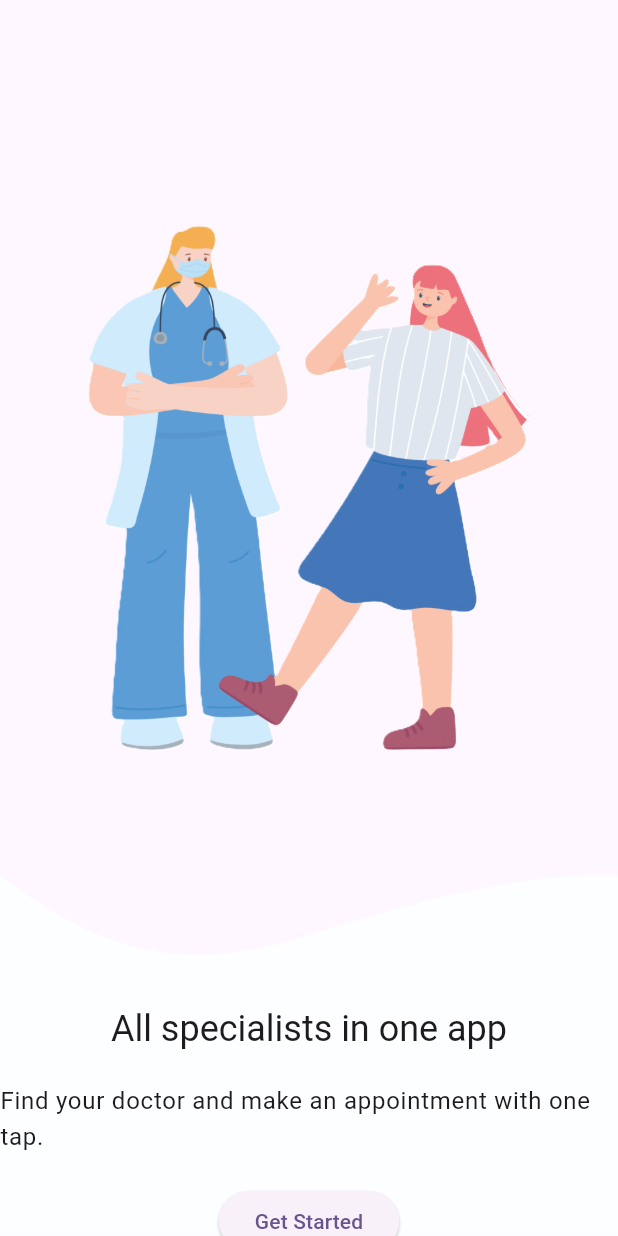
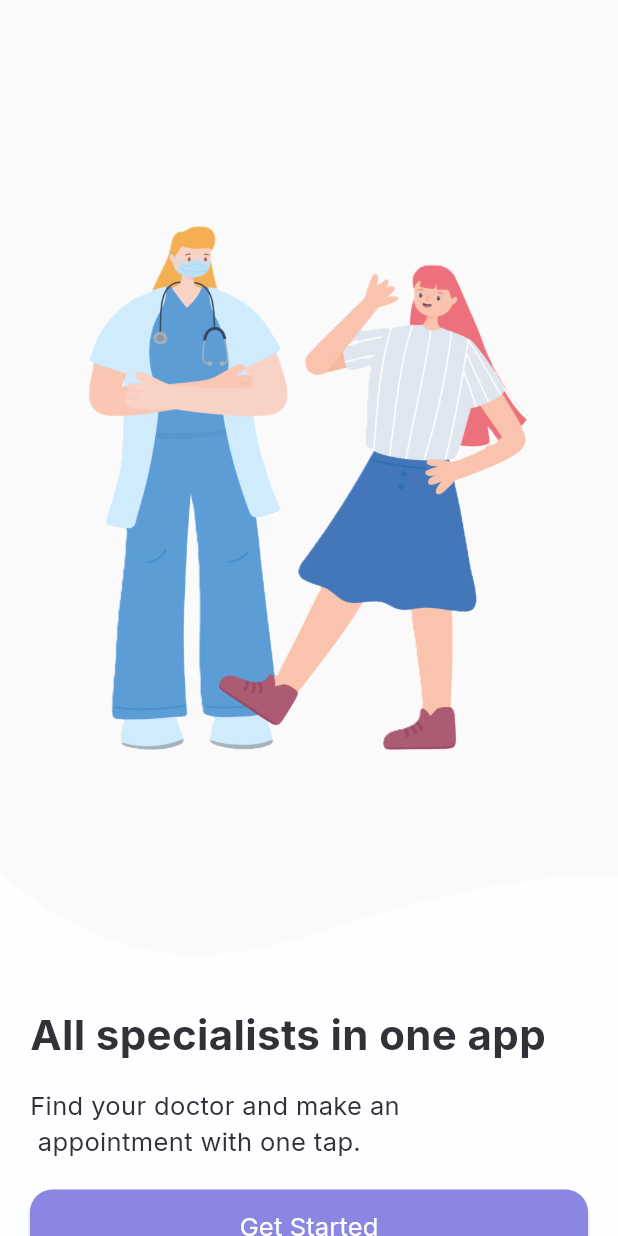
Before and after one commit to bens1001/medical_app_ui, a Flutter app: the screen it shows after launch, on a phone screen of 412 x 824 dp. Run offline on Flutter 3.47's test engine with Material 3 defaults, Android fonts, the phone set to English and light mode, and no system bars; our stand-ins replace get.

Commit message:
make onboarding screen

```diff
--- a/lib/modules/home/view.dart
+++ b/lib/modules/home/view.dart
@@ -1,6 +1,7 @@
 import 'package:flutter/material.dart';
 
 class HomeScreen extends StatelessWidget {
+  const HomeScreen({super.key});
   @override
   Widget build(BuildContext context) {
     return Scaffold(
--- a/lib/modules/onboarding/view.dart
+++ b/lib/modules/onboarding/view.dart
@@ -1,11 +1,13 @@
 import 'package:flutter/material.dart';
-// import 'package:get/get.dart';
+import 'package:get/get.dart';
+import 'package:medical_app_ui/modules/home/view.dart';
 
 class OnboardingScreen extends StatelessWidget {
   const OnboardingScreen({super.key});
   @override
   Widget build(BuildContext context) {
     return Scaffold(
+      backgroundColor: const Color.fromARGB(255, 250, 250, 250),
       body: Stack(
         children: [
           Image.asset(
@@ -14,36 +16,70 @@
             height: double.infinity,
             width: double.infinity,
             alignment: Alignment.center,
-            color: Color.fromARGB(255, 252, 254, 255),
+            color: const Color.fromARGB(255, 252, 254, 255),
           ),
           Column(
             mainAxisAlignment: MainAxisAlignment.end,
+            crossAxisAlignment: CrossAxisAlignment.start,
             children: [
               Image.asset(
                 'assets/images/doctor-1.png',
                 height: 650,
                 width: 650,
               ),
-              const SizedBox(height: 20),
-              Text(
-                'All specialists in one app',
-                style: Theme.of(context).textTheme.headline5,
-                textAlign: TextAlign.start,
+              const Padding(
+                padding: EdgeInsets.only(left: 20, top: 20),
+                child: Text(
+                  'All specialists in one app',
+                  style: TextStyle(
+                    fontFamily: 'Inter',
+                    fontWeight: FontWeight.bold,
+                    fontSize: 28,
+                    color: Color.fromARGB(255, 50, 49, 58),
+                  ),
+                  textAlign: TextAlign.start,
+                ),
               ),
-              const SizedBox(height: 20),
-              Text(
-                'Find your doctor and make an appointment with one tap.',
-                style: Theme.of(context).textTheme.bodyText1,
-                textAlign: TextAlign.start,
+              const Padding(
+                padding: EdgeInsets.only(left: 20, top: 15, bottom: 20),
+                child: Text(
+                  'Find your doctor and make an\n appointment with one tap.',
+                  style: TextStyle(
+                    fontFamily: 'Inter',
+                    fontWeight: FontWeight.normal,
+                    fontSize: 17,
+                    color: Color.fromARGB(255, 50, 49, 58),
+                  ),
+                  textAlign: TextAlign.start,
+                ),
               ),
-              const SizedBox(height: 20),
-              ElevatedButton(
-                onPressed: () {
-                  // Get.toNamed('/home');
-                },
-                child: const Text('Get Started'),
+              Padding(
+                padding: const EdgeInsets.only(left: 20, right: 20, bottom: 35),
+                child: SizedBox(
+                  width: double.infinity,
+                  child: ElevatedButton(
+                    style: ElevatedButton.styleFrom(
+                      backgroundColor: const Color.fromARGB(255, 138, 134, 226),
+                      shape: RoundedRectangleBorder(
+                        borderRadius: BorderRadius.circular(15),
+                      ),
+                      minimumSize: const Size(double.infinity, 50),
+                    ),
+                    child: const Text(
+                      'Get Started',
+                      style: TextStyle(
+                        color: Colors.white,
+                        fontSize: 17,
+                        fontFamily: 'Inter',
+                        fontWeight: FontWeight.normal,
+                      ),
+                    ),
+                    onPressed: () {
+                      Get.to(() => HomeScreen());
+                    },
+                  ),
+                ),
               ),
-              const SizedBox(height: 20),
             ],
           ),
         ],
```
Also changed, not shown: assets/fonts/Inter/OFL.txt (added, +93 -0 lines), pubspec.yaml (+14 -6 lines), assets/fonts/Inter/Inter-VariableFont_slnt,wght.ttf (added), assets/fonts/Inter/README.txt (added), assets/fonts/Inter/static/Inter-Black.ttf (added), assets/fonts/Inter/static/Inter-Bold.ttf (added), assets/fonts/Inter/static/Inter-ExtraBold.ttf (added), assets/fonts/Inter/static/Inter-ExtraLight.ttf (added), assets/fonts/Inter/static/Inter-Light.ttf (added), assets/fonts/Inter/static/Inter-Medium.ttf (added), assets/fonts/Inter/static/Inter-Regular.ttf (added), assets/fonts/Inter/static/Inter-SemiBold.ttf (added), assets/fonts/Inter/static/Inter-Thin.ttf (added), pubspec.lock.
